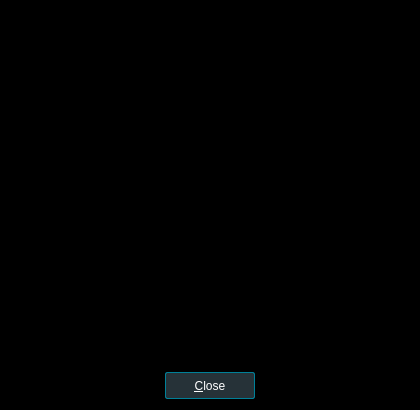
Above: src/ui/infodialog.ui from u8sand/Baka-MPlayer before the change. Below: the same form after it.
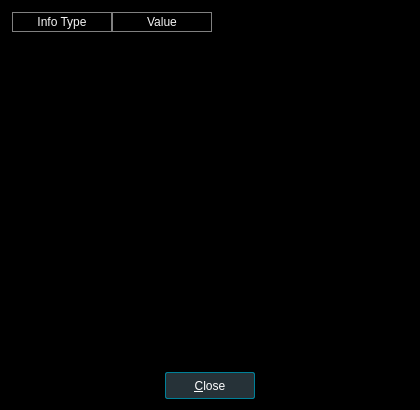
That is the form after the change.

Commit message: infodialog.ui: show file info using QTableWidget (needs coding)

```diff
--- a/src/ui/infodialog.ui
+++ b/src/ui/infodialog.ui
@@ -60,10 +60,23 @@
   </property>
   <layout class="QVBoxLayout" name="verticalLayout">
    <item>
-    <widget class="QListWidget" name="infoList">
-     <property name="frameShadow">
-      <enum>QFrame::Plain</enum>
+    <widget class="QTableWidget" name="infoWidget">
+     <property name="styleSheet">
+      <string notr="true">QHeaderView::section {
+	background: black;
+	border: 1px solid gray;
+}</string>
      </property>
+     <column>
+      <property name="text">
+       <string>Info Type</string>
+      </property>
+     </column>
+     <column>
+      <property name="text">
+       <string>Value</string>
+      </property>
+     </column>
     </widget>
    </item>
    <item>
```
